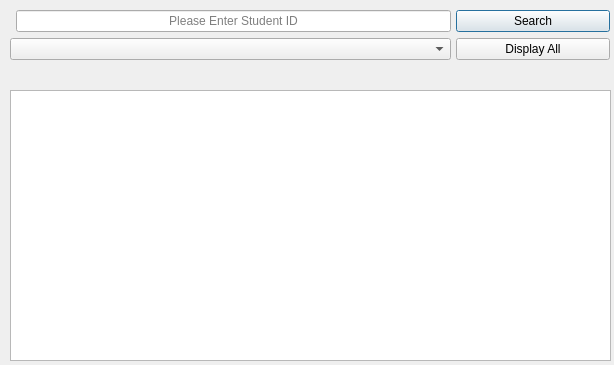
hazemhathout1/QtUniversityManagerSystem, file showdata.ui: the form before one commit.
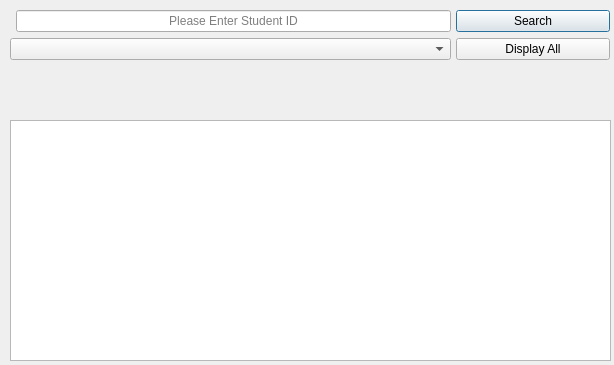
The form after the commit.

Patch:
```diff
--- a/showdata.ui
+++ b/showdata.ui
@@ -17,9 +17,9 @@
    <property name="geometry">
     <rect>
      <x>10</x>
-     <y>90</y>
+     <y>120</y>
      <width>601</width>
-     <height>271</height>
+     <height>241</height>
     </rect>
    </property>
    <property name="layoutDirection">
@@ -84,8 +84,8 @@
   <widget class="QLabel" name="lblcheck">
    <property name="geometry">
     <rect>
-     <x>130</x>
-     <y>85</y>
+     <x>200</x>
+     <y>90</y>
      <width>171</width>
      <height>21</height>
     </rect>
```
Left out of the diff: 6 changed lines with no effect on the pictures.
